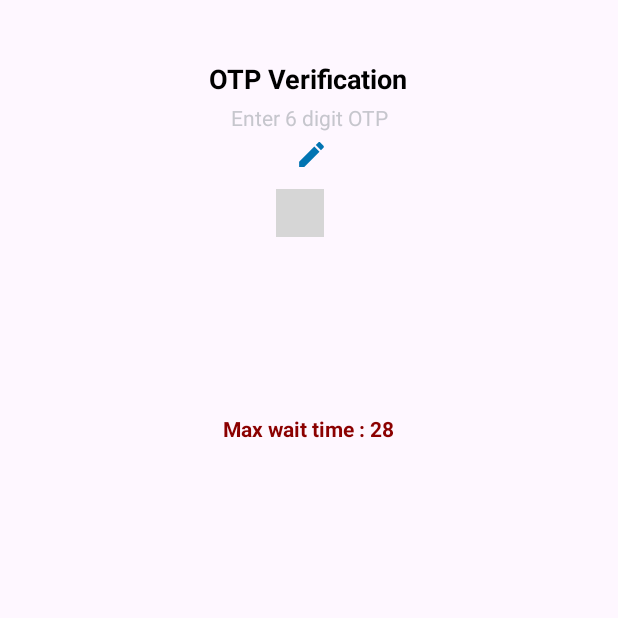
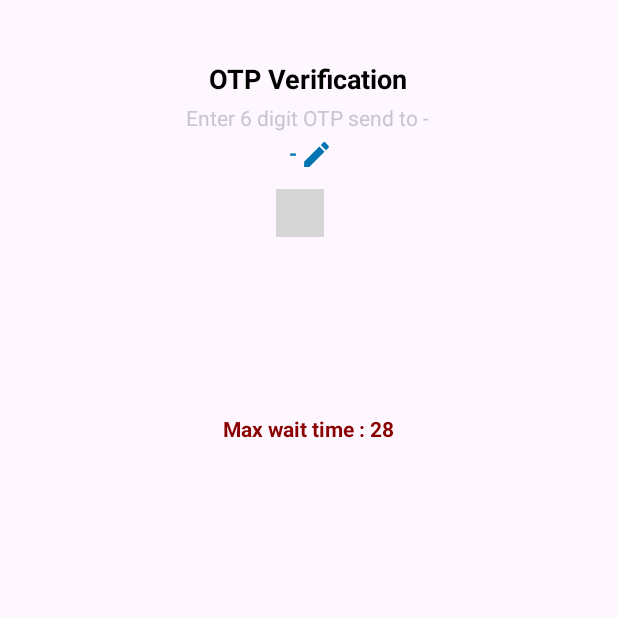
Before and after one commit to shelciajose/F23_3175_G9_WorkFlow, an Android app: the fragment OTPFragment shown on its own in the app's theme, on a phone screen of 412 x 824 dp, the part 591-1209 px from its top. Run offline under Robolectric (Android 15) with nearby library versions, the phone set to English and light mode, and no system bars; our stand-ins replace Firebase (no records; nobody signed in at launch, a user with empty details on screens opened directly); plain views replace PinView; 1 statement that could not run was skipped; grey boxes are pictures that could not be loaded.

Commit message:
Edit Number on OTP Page

```diff
--- a/app/src/main/java/com/example/workflow/OTPFragment.java
+++ b/app/src/main/java/com/example/workflow/OTPFragment.java
@@ -15,6 +15,7 @@ import android.os.CountDownTimer;
 import android.view.LayoutInflater;
 import android.view.View;
 import android.view.ViewGroup;
+import android.widget.TextView;
 import android.widget.Toast;
 
 import com.example.workflow.R;
@@ -46,6 +47,15 @@ public class OTPFragment extends Fragment implements View.OnClickListener {
 //                .setOnClickListener(this);
         viewFragment.findViewById(R.id.fragment_verify_otp_resend_otp_textview_id)
                 .setOnClickListener(this);
+
+        ((TextView)viewFragment.findViewById(R.id.phonenumber_tv)).setText(getArguments().getString("mobno"));
+
+        viewFragment.findViewById(R.id.numberEdit_IV).setOnClickListener(new View.OnClickListener() {
+            @Override
+            public void onClick(View view) {
+                startActivity(new Intent(getActivity(), RegistrationActivity.class));
+            }
+        });
 
 
         viewFragment.findViewById(R.id.fragment_verify_otp_submit_button_id).setOnClickListener(new View.OnClickListener() {
--- a/app/src/main/res/layout/fragment_o_t_p.xml
+++ b/app/src/main/res/layout/fragment_o_t_p.xml
@@ -44,12 +44,25 @@
         android:layout_margin="4dp"
         android:layout_marginTop="40dp"
         android:gravity="center_horizontal"
-        android:text="@string/EnterotpTxt"
+        android:text="@string/Otp6"
         android:textAlignment="center"
         android:textColor="@color/material_dynamic_neutral80"
         app:layout_constraintEnd_toEndOf="parent"
         app:layout_constraintStart_toStartOf="parent"
         app:layout_constraintTop_toBottomOf="@+id/txtViewOTP" />
+
+    <LinearLayout
+        android:layout_width="wrap_content"
+        android:layout_height="wrap_content"
+        android:orientation="horizontal">
+
+    <TextView
+        android:id="@+id/phonenumber_tv"
+        android:layout_width="wrap_content"
+        android:layout_height="wrap_content"
+        android:textStyle="bold"
+        android:textColor="@color/colorAccent"
+        android:text=" -" />
 
     <ImageView
         android:id="@+id/numberEdit_IV"
@@ -57,6 +70,8 @@
         android:layout_height="22dp"
         android:layout_marginLeft="2dp"
         app:srcCompat="@drawable/ic_pencil"/>
+
+    </LinearLayout>
 
 
 
@@ -112,7 +127,6 @@
         android:layout_marginTop="26dp"
         android:clickable="true"
         android:focusable="true"
-            android:text="xx"
         android:textColor="@color/red"
         android:textStyle="bold" />
 
--- a/app/src/main/res/values/colors.xml
+++ b/app/src/main/res/values/colors.xml
@@ -12,5 +12,7 @@
     <color name="gray">#c3c3c3</color>
     <color name="theme_secondary_color_blue">#3168BC</color>
     <color name="colorPrimaryDark">#024265</color>
+    <color name="colorAccent">#0274B2</color>
+
 
 </resources>
--- a/app/src/main/res/values/strings.xml
+++ b/app/src/main/res/values/strings.xml
@@ -36,5 +36,6 @@
     <string name="alert">Alert</string>
     <string name="internalError">Internal E</string>
     <string name="sendOTP">Send OTP</string>
+    <string name="Otp6">"Enter 6 digit OTP send to - "</string>
 
 </resources>
```
Lines whose indentation alone changed are shown as unchanged.
